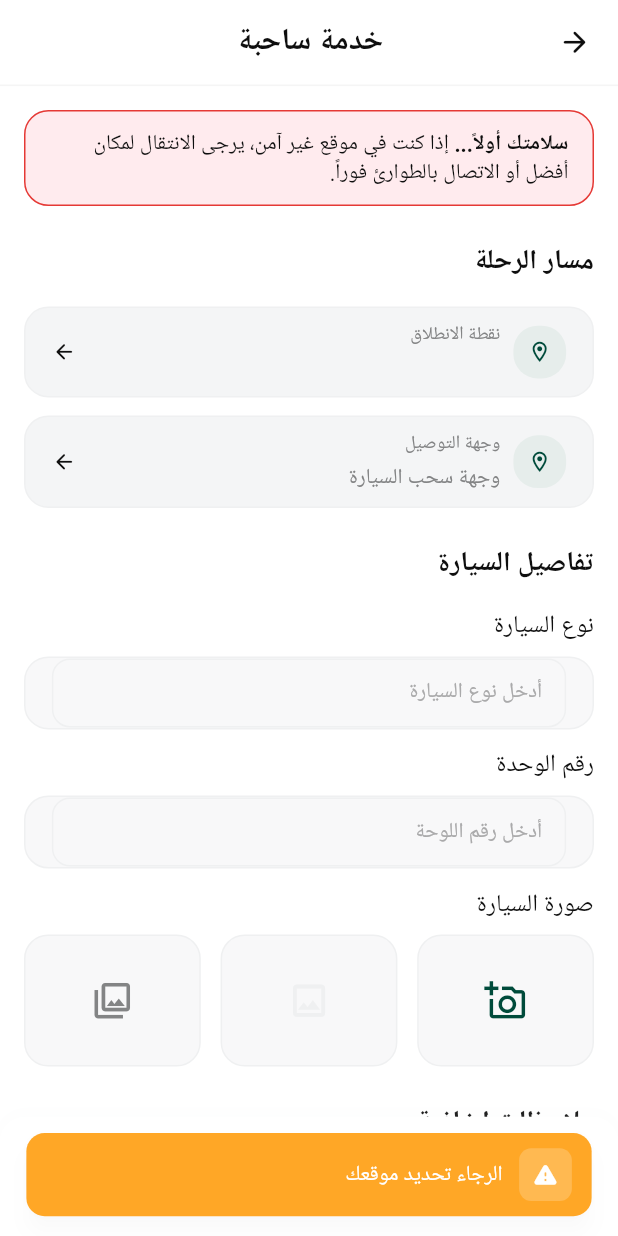
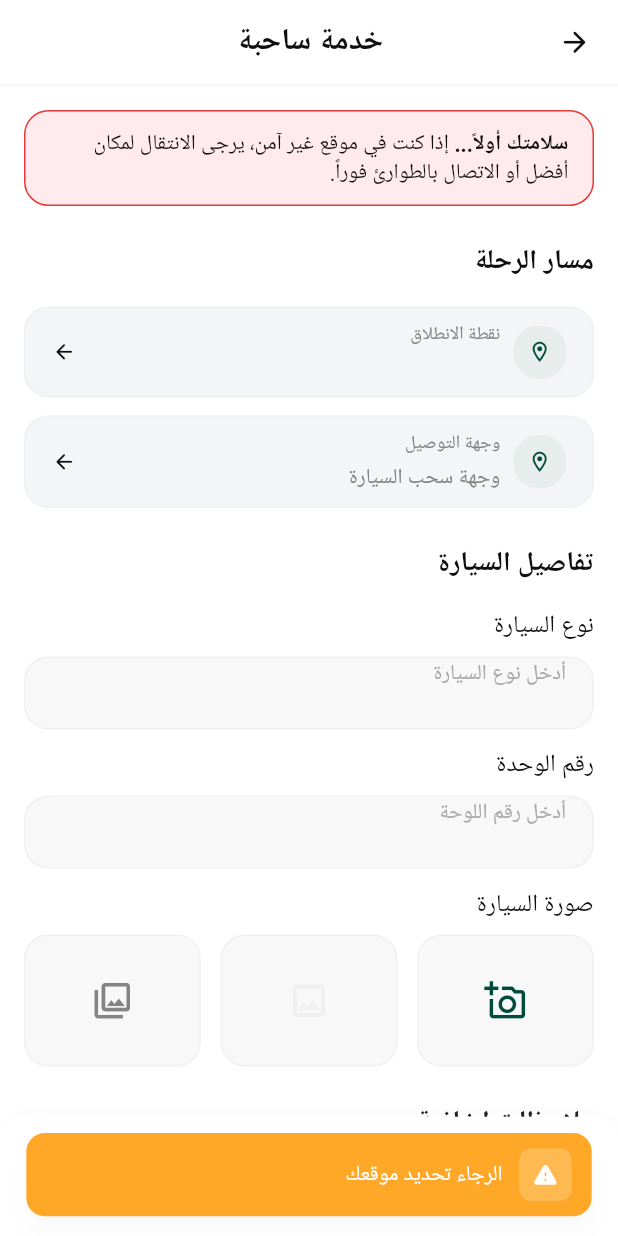
Before and after one commit to Ahmed901aa/project_gofull, a Flutter app: the TowingScreen screen opened by its route, after a tap on "تأكيد", on a phone screen of 412 x 824 dp. Run offline on Flutter 3.47's test engine with Material 3 defaults, Android fonts, the phone set to English and light mode, and no system bars; our stand-ins replace bloc_concurrency, dartz, dio, equatable, flutter_bloc, flutter_local_notifications and 8 more; accounts and stored records are empty; network calls fail; Roboto replaces fonts that are missing (Cairo); project files that could hold a hidden picture were left out.

Commit message:
feat: enhance UI components with improved theming and input handling

```diff
--- a/lib/core/widgets/service_bottom_button.dart
+++ b/lib/core/widgets/service_bottom_button.dart
@@ -9,13 +9,22 @@ import 'package:project_gofull/core/resources/app_theme.dart';
 
 class ServiceBottomButton extends StatelessWidget {
   final String? label;
+
+  /// Called when the button is tapped AND [isEnabled] is true.
   final VoidCallback? onPressed;
+
+  /// Called when the button is tapped while [isEnabled] is false.
+  /// Use this to show a validation error message.
+  final VoidCallback? onDisabledTap;
+
   final bool isLoading;
   final bool isEnabled;
+
   const ServiceBottomButton({
     super.key,
     this.label,
     this.onPressed,
+    this.onDisabledTap,
     this.isLoading = false,
     this.isEnabled = true,
   });
@@ -32,10 +41,14 @@ class ServiceBottomButton extends StatelessWidget {
       child: SizedBox(
         height: 48.h,
         width: double.infinity,
+        // GestureDetector catches taps on the disabled button to show validation errors
+        child: GestureDetector(
+          onTap: (!isEnabled && !isLoading) ? onDisabledTap : null,
           child: ElevatedButton(
-          onPressed: isLoading ? null : onPressed,
+            // Truly disabled when loading OR when not enabled
+            onPressed: (isLoading || !isEnabled) ? null : onPressed,
             style: ElevatedButton.styleFrom(
-            backgroundColor: isEnabled ? context.colors.primary : context.colors.border,
+              backgroundColor: context.colors.primary,
               disabledBackgroundColor: context.colors.border,
               foregroundColor: AppColors.white,
               disabledForegroundColor: AppColors.white,
@@ -47,6 +60,7 @@ class ServiceBottomButton extends StatelessWidget {
                 : Text(label ?? S.of(context).confirm, style: getBoldStyle(color: context.colors.surface, fontSize: FontSize.s16)),
           ),
         ),
+      ),
     );
   }
 }
--- a/lib/core/widgets/service_input_field.dart
+++ b/lib/core/widgets/service_input_field.dart
@@ -20,8 +20,6 @@ class ServiceInputField extends StatelessWidget {
         borderRadius: BorderRadius.circular(AppRadius.s16),
         border: Border.all(color: context.colors.border),
       ),
-      child: Align(
-        alignment: AlignmentDirectional.centerEnd,
       child: TextField(
         controller: controller,
         textAlign: TextAlign.start,
@@ -30,8 +28,11 @@ class ServiceInputField extends StatelessWidget {
           hintText: hint,
           hintStyle: getRegularStyle(color: context.colors.textDisabled, fontSize: FontSize.s14),
           border: InputBorder.none,
+          enabledBorder: InputBorder.none,
+          focusedBorder: InputBorder.none,
+          filled: false,
           isDense: true,
-          ),
+          contentPadding: EdgeInsets.zero,
         ),
       ),
     );
--- a/lib/core/widgets/service_location_card.dart
+++ b/lib/core/widgets/service_location_card.dart
@@ -41,7 +41,7 @@ class ServiceLocationCard extends StatelessWidget {
               ],
             ),
           ),
-          const Spacer(),
+          SizedBox(width: Insets.s8),
           Icon(Icons.arrow_forward_rounded, size: 16.sp, color: context.colors.textPrimary),
         ],
       ),
--- a/lib/features/towing/presentation/screens/driver_arrived_screen.dart
+++ b/lib/features/towing/presentation/screens/driver_arrived_screen.dart
@@ -227,6 +227,9 @@ class _DriverArrivedScreenState extends State<DriverArrivedScreen> {
                 hintStyle: getRegularStyle(color: context.colors.textSecondary, fontSize: FontSize.s14),
                 contentPadding: EdgeInsets.symmetric(horizontal: Insets.s16, vertical: Insets.s8),
                 border: InputBorder.none,
+                enabledBorder: InputBorder.none,
+                focusedBorder: InputBorder.none,
+                filled: false,
                 counterText: '',
               ),
               onChanged: (_) => setState(() {}),
--- a/lib/features/towing/presentation/screens/towing_screen.dart
+++ b/lib/features/towing/presentation/screens/towing_screen.dart
@@ -1,6 +1,7 @@
 import 'package:flutter/material.dart';
 import 'package:flutter_bloc/flutter_bloc.dart';
 import 'package:project_gofull/core/cubits/location_cubit.dart';
+import 'package:project_gofull/core/cubits/location_state.dart';
 import 'package:project_gofull/core/di/injection_container.dart';
 import 'package:project_gofull/core/routes/routes.dart';
 import 'package:project_gofull/features/shell/presentation/screens/bottom_nav_shell.dart';
@@ -34,6 +35,12 @@ class _TowingScreenState extends State<TowingScreen> {
   double? _destinationLat;
   double? _destinationLng;
 
+  /// Guards against double-submission between tap and bloc emitting RequestLoading.
+  bool _isSubmitting = false;
+
+  /// Guards against the BlocListener pushing a route twice.
+  bool _hasNavigated = false;
+
   bool _hasLocation(BuildContext context) {
     final loc = context.read<LocationCubit>().state;
     return loc.lat != null && loc.lng != null;
@@ -50,14 +57,18 @@ class _TowingScreenState extends State<TowingScreen> {
 
   String? _getValidationError(BuildContext context) {
     final l10n = S.of(context);
-    if (!_hasLocation(context)) return l10n.pleaseSelectLocation;
+    if (!_hasLocation(context)) {
+      return l10n.pleaseSelectLocation;
+    }
     if (!_hasDestination) {
-
       return l10n.pleaseSelectDestination;
-
     }
-    if (_carTypeCtrl.text.trim().isEmpty) return l10n.pleaseEnterCarType;
-    if (_plateCtrl.text.trim().isEmpty) return l10n.pleaseEnterPlateNumber;
+    if (_carTypeCtrl.text.trim().isEmpty) {
+      return l10n.pleaseEnterCarType;
+    }
+    if (_plateCtrl.text.trim().isEmpty) {
+      return l10n.pleaseEnterPlateNumber;
+    }
     return null;
   }
 
@@ -66,9 +77,7 @@ class _TowingScreenState extends State<TowingScreen> {
     final prev = cubit.state;
     await Navigator.pushNamed(context, Routes.locationPicker);
     if (!mounted) {
-
       return;
-
     }
     final selected = cubit.state;
     if (selected.address != prev.address) {
@@ -84,18 +93,23 @@ class _TowingScreenState extends State<TowingScreen> {
   }
 
   void _onSubmit(BuildContext blocContext) {
+    // Prevent double-submission
+    if (_isSubmitting) {
+      return;
+    }
+
     final loc = context.read<LocationCubit>().state;
     if (loc.lat == null || loc.lng == null) {
-
       return;
-
     }
     if (_destinationLat == null || _destinationLng == null) {
+      return;
+    }
+    if (_carTypeCtrl.text.trim().isEmpty) {
+      return;
+    }
 
-      return;
-
-    }
-    if (_carTypeCtrl.text.trim().isEmpty) return;
+    setState(() => _isSubmitting = true);
 
     blocContext.read<RequestBloc>().add(CreateTowingRequestEvent(
           latitude: loc.lat!,
@@ -106,8 +120,7 @@ class _TowingScreenState extends State<TowingScreen> {
           destinationAddress: _destinationAddress,
           plateNumber: _plateCtrl.text.trim(),
           carType: _carTypeCtrl.text.trim(),
-          notes:
-              _notesCtrl.text.isNotEmpty ? _notesCtrl.text : null,
+          notes: _notesCtrl.text.isNotEmpty ? _notesCtrl.text : null,
         ));
   }
 
@@ -133,8 +146,9 @@ class _TowingScreenState extends State<TowingScreen> {
       create: (_) => sl<RequestBloc>(),
       child: BlocListener<RequestBloc, RequestState>(
         listener: (context, state) {
+          if (state is RequestCreated && !_hasNavigated) {
+            _hasNavigated = true;
             final l10n = S.of(context);
-          if (state is RequestCreated) {
             BottomNavShell.markOrderActive(state.request.id);
             Navigator.pushNamed(
               context,
@@ -148,6 +162,9 @@ class _TowingScreenState extends State<TowingScreen> {
               ),
             );
           } else if (state is RequestError) {
+            // Reset submission guard so the user can retry
+            setState(() => _isSubmitting = false);
+            final l10n = S.of(context);
             if (state.message.contains('active')) {
               AppSnackbar.warning(context, l10n.activeOrderWarning);
             } else {
@@ -202,15 +219,18 @@ class _TowingScreenState extends State<TowingScreen> {
                       ),
                     ),
                   ),
+                  // Wrap in BOTH RequestBloc AND LocationCubit builders
+                  // so the button reacts to location changes too
                   BlocBuilder<RequestBloc, RequestState>(
-                    builder: (context, state) {
+                    builder: (context, state) => BlocBuilder<LocationCubit, LocationState>(
+                      builder: (context, loc) {
+                        final isLoading = state is RequestLoading || _isSubmitting;
                         final isValid = _isValid(context);
                         return ServiceBottomButton(
-                        isLoading: state is RequestLoading,
+                          isLoading: isLoading,
                           isEnabled: isValid,
-                        onPressed: isValid
-                            ? () => _onSubmit(blocContext)
-                            : () {
+                          onPressed: () => _onSubmit(blocContext),
+                          onDisabledTap: () {
                             final err = _getValidationError(context);
                             if (err != null) {
                               AppSnackbar.warning(context, err);
@@ -218,6 +238,7 @@ class _TowingScreenState extends State<TowingScreen> {
                           },
                         );
                       },
+                    ),
                   ),
                 ],
               ),
--- a/lib/main.dart
+++ b/lib/main.dart
@@ -13,6 +13,7 @@ import 'package:project_gofull/core/resources/font_manager.dart';
 import 'package:project_gofull/core/routes/route_generator.dart';
 import 'package:project_gofull/core/routes/routes.dart';
 import 'package:project_gofull/core/services/noti_service.dart';
+import 'package:project_gofull/core/services/token_storage.dart';
 import 'package:project_gofull/features/app_config/presentation/bloc/app_config_bloc.dart';
 import 'package:project_gofull/features/app_config/presentation/bloc/app_config_event.dart';
 
@@ -64,7 +65,10 @@ class GoFullApp extends StatelessWidget {
                   ],
 
                   // ── Theme system ──
-                  themeMode: themeMode,
+                  // Providers are locked to light mode regardless of user preference
+                  themeMode: sl<TokenStorage>().userRole == 'provider'
+                      ? ThemeMode.light
+                      : themeMode,
                   theme: buildLightTheme(fontFamily: fontFamily),
                   darkTheme: buildDarkTheme(fontFamily: fontFamily),
 
```
Also changed, not shown: lib/core/resources/app_theme.dart (+13 -21 lines), lib/core/widgets/language_selector_sheet.dart (+26 -59 lines), lib/features/fuel/presentation/screens/fuel_screen.dart (+26 -21 lines), lib/features/profile/presentation/screens/profile_screen.dart (+37 -32 lines). Lines whose indentation alone changed are shown as unchanged.
